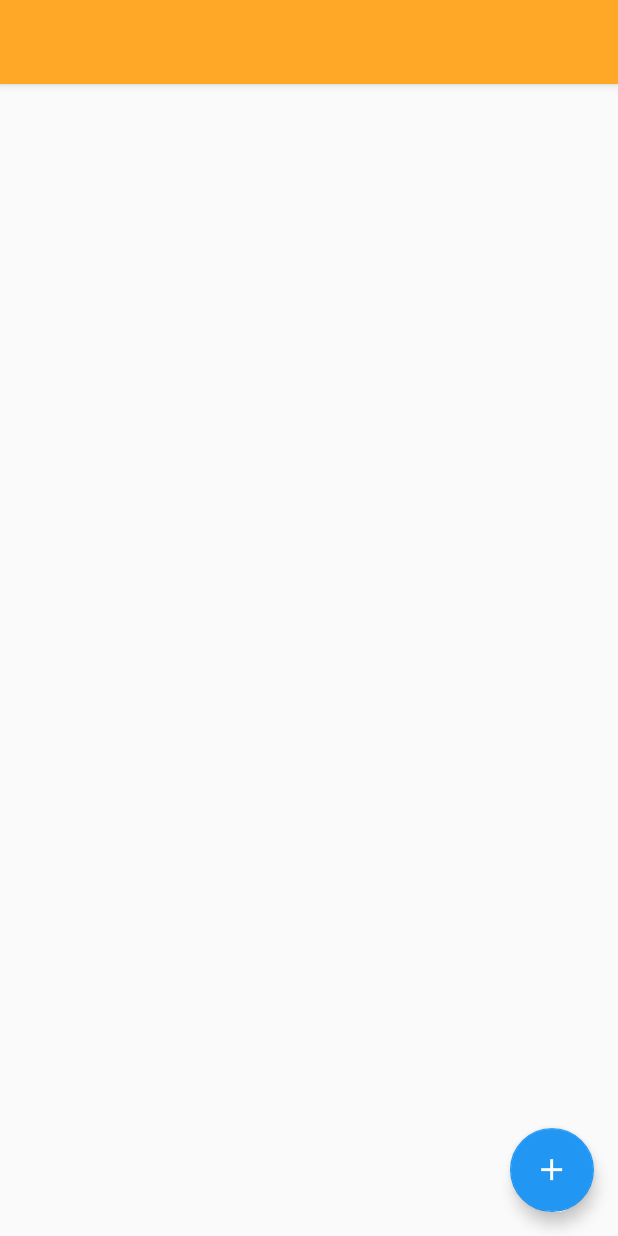
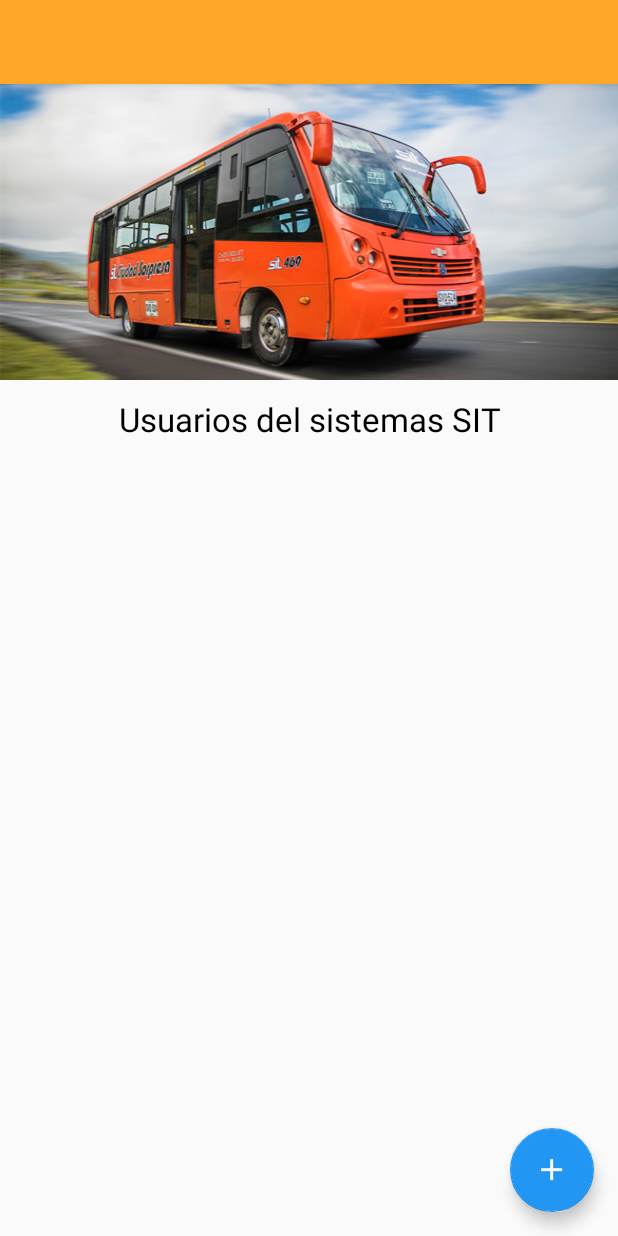
Before and after one commit to pipre94/proyectoSITfinal2, an Android app: the layout fragment_home.xml on its own in the app's theme, with its tools: preview values and no code run, on a phone screen of 412 x 824 dp. Run offline under Robolectric (Android 15) with nearby library versions, the phone set to English and light mode, and no system bars.

Commit message:
Editadas las layout de home perfil y buscar, tambien los string en ingles

```diff
--- a/app/src/main/res/layout/fragment_home.xml
+++ b/app/src/main/res/layout/fragment_home.xml
@@ -13,7 +13,30 @@
         android:layout_height="match_parent"
         android:orientation="vertical"
         app:layout_behavior="@string/appbar_scrolling_view_behavior"
-        android:paddingTop="10dp">
+        >
+
+        <LinearLayout
+            android:layout_width="match_parent"
+            android:layout_height="wrap_content"
+            android:orientation="vertical">
+
+            <ImageView
+                android:id="@+id/id_home_img_user"
+                android:layout_width="match_parent"
+                android:layout_height="wrap_content"
+                android:background="@drawable/bussit"
+                />
+
+            <TextView
+                android:layout_width="match_parent"
+                android:layout_height="wrap_content"
+                android:textColor="@color/colorTexAccount"
+                android:paddingTop="11dp"
+                android:textAlignment="center"
+                android:textSize="22dp"
+                android:text="@string/txt_home_info"/>
+
+        </LinearLayout>
 
         <ProgressBar
             android:id="@+id/loader"
--- a/app/src/main/res/layout/item.xml
+++ b/app/src/main/res/layout/item.xml
@@ -3,7 +3,8 @@
     xmlns:android="http://schemas.android.com/apk/res/android"
     android:orientation="vertical"
     android:layout_width="match_parent"
-    android:layout_height="wrap_content">
+    android:layout_height="wrap_content"
+    android:padding="15dp">
 
     <TextView
         android:id="@+id/id_item_name"
--- a/app/src/main/res/values/strings.xml
+++ b/app/src/main/res/values/strings.xml
@@ -35,8 +35,6 @@
     <string name="txt_sign_off">Cerrando Sesión</string>
     <string name="btn_fragment_profile_sign_off">Cerrar Sesión</string>
     <string name="txt_title_toolbar_search">Busca tu Ruta</string>
-    <string name="str_profile_names">Usuario1</string>
-    <string name="str_profile_lastNameuser">Apellido usuario</string>
     <string name="Name_user">Pedro Barros</string>
     <string name="str_profile_Info">Usuario del SIT, recidencia acutal en San Juan de Pasto en el barrio Panoramico</string>
     <string name="info_profile2">PROFESIÓN U OFICIO: Estudiante de Ing. de Sistemas en la IU Cesmag</string>
@@ -45,4 +43,7 @@
     <string name="info_profile_Route">RUTA DE PREFERENCIA: C15</string>
     <string name="info_city">CIUDAD DE ORIGEN: San Juan de Pasto</string>
     <string name="info_profile_photo">Fotos</string>
+    <string name="Ventana_search">Buscar</string>
+    <string name="Info_Search">Busca tu ruta del SIT</string>
+    <string name="txt_home_info">Usuarios del sistemas SIT</string>
 </resources>
```
Also changed, not shown: app/src/main/res/layout/fragment_search.xml (+100 -1 lines), app/src/main/res/drawable-hdpi/pastonoche.png (added), app/src/main/res/drawable-ldpi/pastonoche.png (added), app/src/main/res/drawable-mdpi/pastonoche.png (added), app/src/main/res/drawable-tvdpi/pastonoche.png (added), app/src/main/res/drawable-xhdpi/pastonoche.png (added), app/src/main/res/drawable-xxhdpi/pastonoche.png (added), app/src/main/res/drawable-xxxhdpi/pastonoche.png (added), 1 other file.
